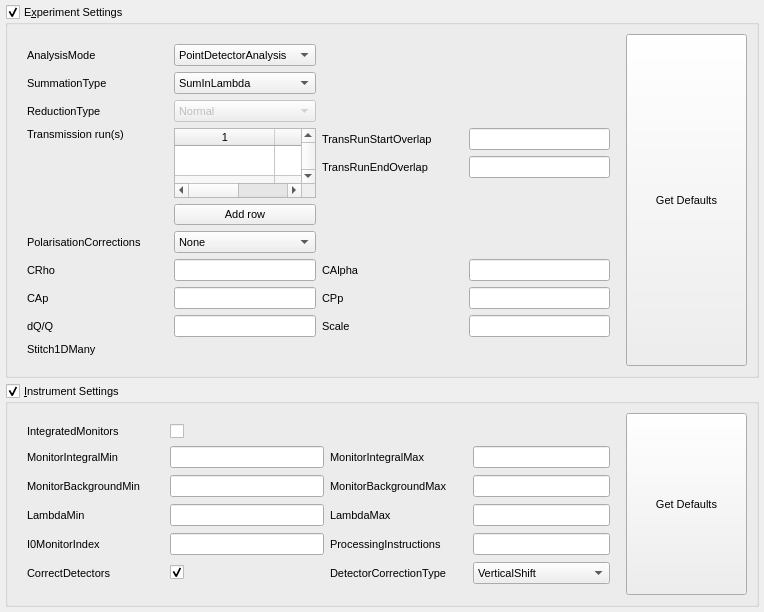
First picture: the form in qt/scientific_interfaces/ISISReflectometry/ReflSettingsWidget.ui, repository mantidproject/mantid, before the edit.
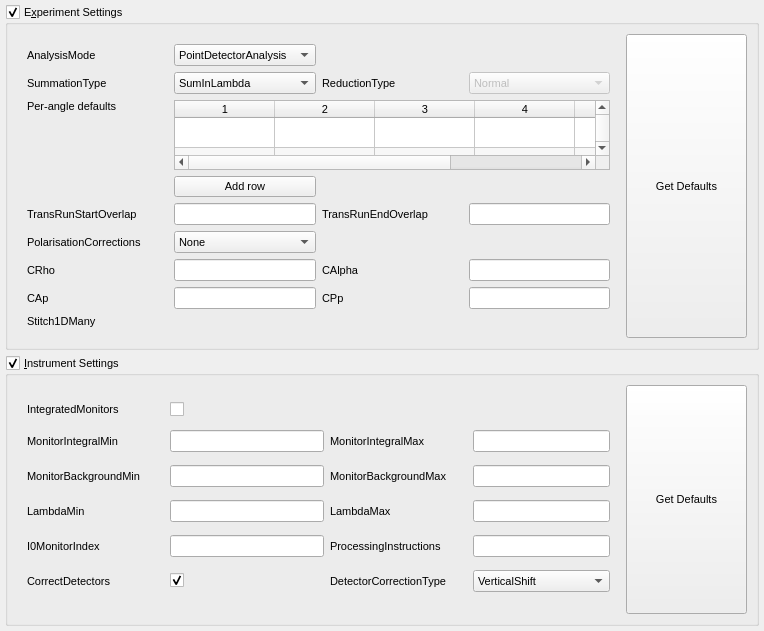
Second picture: the form after the edit.

Commit message:
Add additional per-angle options
This commit allows additional options to be specified on a per-angle basis as well as transmission runs

Re #22039

```diff
--- a/qt/scientific_interfaces/ISISReflectometry/ReflSettingsWidget.ui
+++ b/qt/scientific_interfaces/ISISReflectometry/ReflSettingsWidget.ui
@@ -7,7 +7,7 @@
     <x>0</x>
     <y>0</y>
     <width>764</width>
-    <height>612</height>
+    <height>631</height>
    </rect>
   </property>
   <property name="baseSize">
@@ -49,7 +49,7 @@
      </property>
      <layout class="QHBoxLayout" name="horizontalLayout_2" stretch="10,2">
       <item>
-       <layout class="QGridLayout" name="expSettingsLayout0" rowstretch="1,1,1,1,1,1,1,1,0,0,0,0" columnstretch="1,1,1,1">
+       <layout class="QGridLayout" name="expSettingsLayout0" rowstretch="1,1,1,1,1,1,1,1,0,0,0,0,0" columnstretch="1,1,1,1">
         <property name="leftMargin">
          <number>10</number>
         </property>
@@ -62,14 +62,7 @@
         <property name="bottomMargin">
          <number>10</number>
         </property>
-        <item row="3" column="2">
-         <widget class="QLabel" name="startOverlapLabel">
-          <property name="text">
-           <string>TransRunStartOverlap</string>
-          </property>
-         </widget>
-        </item>
-        <item row="9" column="1">
+        <item row="10" column="1">
          <widget class="QLineEdit" name="CApEdit"/>
         </item>
         <item row="1" column="0">
@@ -85,61 +78,14 @@
           </property>
          </widget>
         </item>
-        <item row="10" column="1">
-         <widget class="QLineEdit" name="momentumTransferStepEdit"/>
-        </item>
-        <item row="9" column="0">
+        <item row="10" column="0">
          <widget class="QLabel" name="CApLabel">
           <property name="text">
            <string>CAp</string>
           </property>
          </widget>
         </item>
-        <item row="2" column="1">
-         <widget class="QComboBox" name="reductionTypeComboBox">
-          <property name="enabled">
-           <bool>false</bool>
-          </property>
-          <property name="sizePolicy">
-           <sizepolicy hsizetype="Expanding" vsizetype="Fixed">
-            <horstretch>0</horstretch>
-            <verstretch>0</verstretch>
-           </sizepolicy>
-          </property>
-          <item>
-           <property name="text">
-            <string>Normal</string>
-           </property>
-          </item>
-          <item>
-           <property name="text">
-            <string>DivergentBeam</string>
-           </property>
-          </item>
-          <item>
-           <property name="text">
-            <string>NonFlatSample</string>
-           </property>
-          </item>
-         </widget>
-        </item>
-        <item row="2" column="0">
-         <widget class="QLabel" name="reductionTypeLabel">
-          <property name="minimumSize">
-           <size>
-            <width>117</width>
-            <height>0</height>
-           </size>
-          </property>
-          <property name="text">
-           <string>ReductionType</string>
-          </property>
-         </widget>
-        </item>
-        <item row="3" column="3">
-         <widget class="QLineEdit" name="startOverlapEdit"/>
-        </item>
-        <item row="7" column="0">
+        <item row="8" column="0">
          <widget class="QLabel" name="polCorrLabel">
           <property name="minimumSize">
            <size>
@@ -160,9 +106,9 @@
          </widget>
         </item>
         <item row="3" column="0">
-         <widget class="QLabel" name="transmissionRunsLabel">
+         <widget class="QLabel" name="perAngleTableLabel">
           <property name="text">
-           <string>Transmission run(s)</string>
+           <string>Per-angle defaults</string>
           </property>
           <property name="alignment">
            <set>Qt::AlignLeading|Qt::AlignLeft|Qt::AlignTop</set>
@@ -189,36 +135,7 @@
           </item>
          </widget>
         </item>
-        <item row="4" column="2">
-         <widget class="QLabel" name="endOverlapLabel">
-          <property name="minimumSize">
-           <size>
-            <width>117</width>
-            <height>0</height>
-           </size>
-          </property>
-          <property name="text">
-           <string>TransRunEndOverlap</string>
-          </property>
-         </widget>
-        </item>
-        <item row="4" column="3">
-         <widget class="QLineEdit" name="endOverlapEdit"/>
-        </item>
-        <item row="10" column="2">
-         <widget class="QLabel" name="scaleFactorLabel">
-          <property name="minimumSize">
-           <size>
-            <width>117</width>
-            <height>0</height>
-           </size>
-          </property>
-          <property name="text">
-           <string>Scale</string>
-          </property>
-         </widget>
-        </item>
-        <item row="8" column="0">
+        <item row="9" column="0">
          <widget class="QLabel" name="CRhoLabel">
           <property name="text">
            <string>CRho</string>
@@ -245,7 +162,7 @@
           </item>
          </widget>
         </item>
-        <item row="7" column="1">
+        <item row="8" column="1">
          <widget class="QComboBox" name="polCorrComboBox">
           <property name="sizePolicy">
            <sizepolicy hsizetype="MinimumExpanding" vsizetype="Fixed">
@@ -270,7 +187,10 @@
           </item>
          </widget>
         </item>
-        <item row="9" column="2">
+        <item row="9" column="3">
+         <widget class="QLineEdit" name="CAlphaEdit"/>
+        </item>
+        <item row="10" column="2">
          <widget class="QLabel" name="CPpLabel">
           <property name="minimumSize">
            <size>
@@ -283,49 +203,71 @@
           </property>
          </widget>
         </item>
-        <item row="10" column="0">
-         <widget class="QLabel" name="momentumTransferStepLabel">
-          <property name="text">
-           <string>dQ/Q</string>
-          </property>
-         </widget>
-        </item>
-        <item row="8" column="3">
-         <widget class="QLineEdit" name="CAlphaEdit"/>
-        </item>
-        <item row="8" column="2">
-         <widget class="QLabel" name="CAlphaLabel">
-          <property name="minimumSize">
-           <size>
-            <width>117</width>
-            <height>0</height>
-           </size>
-          </property>
-          <property name="text">
-           <string>CAlpha</string>
-          </property>
-         </widget>
-        </item>
-        <item row="8" column="1">
+        <item row="9" column="1">
          <widget class="QLineEdit" name="CRhoEdit"/>
         </item>
-        <item row="9" column="3">
+        <item row="10" column="3">
          <widget class="QLineEdit" name="CPpEdit"/>
         </item>
-        <item row="11" column="0">
-         <widget class="QLabel" name="stitchLabel">
+        <item row="9" column="2">
+         <widget class="QLabel" name="CAlphaLabel">
+          <property name="minimumSize">
+           <size>
+            <width>117</width>
+            <height>0</height>
+           </size>
+          </property>
           <property name="text">
-           <string>Stitch1DMany</string>
+           <string>CAlpha</string>
           </property>
          </widget>
         </item>
-        <item row="3" column="1" rowspan="3">
-         <widget class="QTableWidget" name="transmissionRunsTable">
+        <item row="6" column="1">
+         <widget class="QPushButton" name="addTransmissionRowButton">
           <property name="toolTip">
-           <string>Specify which transmission runs to use based on the run angle. Leave the angle empty to specify defaults for all runs.</string>
+           <string>Add another row to the per-angle Transmission runs table</string>
           </property>
           <property name="whatsThis">
-           <string>This table allows you to specify the default transmission runs that should be used for rows that do not have transmission runs specified on Runs tab. You can specify these on a per-angle basis, where the angle from the Runs table will be looked up in the Transmission table and those transmission runs will be used where a match is found. You may also leave the angle blank in the Transmission table to specify the default transmission runs that should be used for all runs.</string>
+           <string>Adds another row to the Transmission runs table so that additional angles can be added</string>
+          </property>
+          <property name="text">
+           <string>Add row</string>
+          </property>
+         </widget>
+        </item>
+        <item row="7" column="0">
+         <widget class="QLabel" name="startOverlapLabel">
+          <property name="text">
+           <string>TransRunStartOverlap</string>
+          </property>
+         </widget>
+        </item>
+        <item row="7" column="1">
+         <widget class="QLineEdit" name="startOverlapEdit"/>
+        </item>
+        <item row="7" column="2">
+         <widget class="QLabel" name="endOverlapLabel">
+          <property name="minimumSize">
+           <size>
+            <width>117</width>
+            <height>0</height>
+           </size>
+          </property>
+          <property name="text">
+           <string>TransRunEndOverlap</string>
+          </property>
+         </widget>
+        </item>
+        <item row="7" column="3">
+         <widget class="QLineEdit" name="endOverlapEdit"/>
+        </item>
+        <item row="3" column="1" rowspan="3" colspan="3">
+         <widget class="QTableWidget" name="optionsTable">
+          <property name="toolTip">
+           <string>Specify options based on the run angle. Leave the angle empty to specify defaults for all runs.</string>
+          </property>
+          <property name="whatsThis">
+           <string>This table allows you to specify default values for runs that do not have values specified on the Runs tab. You can specify these on a per-angle basis, where the angle from the Runs table will be looked up in the this table and those options will be used where a match is found. You may also leave the angle blank in this table to specify the default options that should be used for all runs.</string>
           </property>
           <property name="alternatingRowColors">
            <bool>true</bool>
@@ -337,7 +279,7 @@
            <number>3</number>
           </property>
           <property name="columnCount">
-           <number>2</number>
+           <number>6</number>
           </property>
           <attribute name="horizontalHeaderVisible">
            <bool>true</bool>
@@ -350,21 +292,57 @@
           <row/>
           <column/>
           <column/>
+          <column/>
+          <column/>
+          <column/>
+          <column/>
          </widget>
         </item>
-        <item row="10" column="3">
-         <widget class="QLineEdit" name="scaleFactorEdit"/>
+        <item row="1" column="3">
+         <widget class="QComboBox" name="reductionTypeComboBox">
+          <property name="enabled">
+           <bool>false</bool>
+          </property>
+          <property name="sizePolicy">
+           <sizepolicy hsizetype="Expanding" vsizetype="Fixed">
+            <horstretch>0</horstretch>
+            <verstretch>0</verstretch>
+           </sizepolicy>
+          </property>
+          <item>
+           <property name="text">
+            <string>Normal</string>
+           </property>
+          </item>
+          <item>
+           <property name="text">
+            <string>DivergentBeam</string>
+           </property>
+          </item>
+          <item>
+           <property name="text">
+            <string>NonFlatSample</string>
+           </property>
+          </item>
+         </widget>
         </item>
-        <item row="6" column="1">
-         <widget class="QPushButton" name="addTransmissionRowButton">
-          <property name="toolTip">
-           <string>Add another row to the per-angle Transmission runs table</string>
+        <item row="1" column="2">
+         <widget class="QLabel" name="reductionTypeLabel">
+          <property name="minimumSize">
+           <size>
+            <width>117</width>
+            <height>0</height>
+           </size>
           </property>
-          <property name="whatsThis">
-           <string>Adds another row to the Transmission runs table so that additional angles can be added</string>
+          <property name="text">
+           <string>ReductionType</string>
           </property>
+         </widget>
+        </item>
+        <item row="11" column="0">
+         <widget class="QLabel" name="stitchLabel">
           <property name="text">
-           <string>Add row</string>
+           <string>Stitch1DMany</string>
           </property>
          </widget>
         </item>
```
The commit also changes 25 other files.
